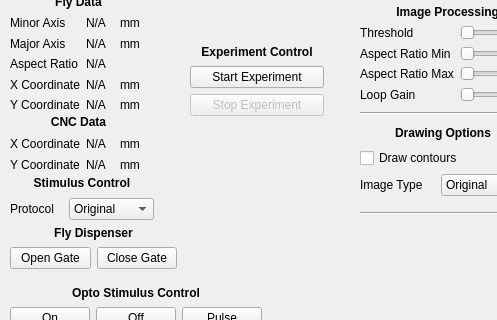
This is qt/main.ui in ClandininLab/flyvr as Qt 5 draws it before an edit; both pictures show x 0 to 497 and y 255 to 575 of the 712 by 711 pixel window. The edited form follows.
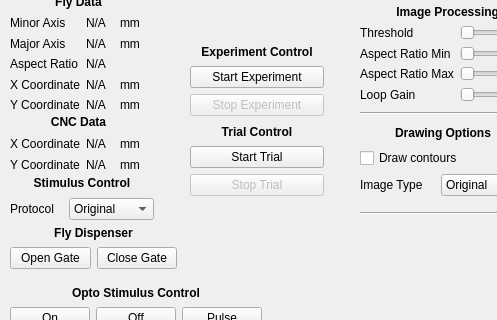
This is the edited form.

Commit message: gui work - experiment and trial logic works with gui

```diff
--- a/qt/main.ui
+++ b/qt/main.ui
@@ -869,6 +869,45 @@
     <string>Quick Start</string>
    </property>
   </widget>
+  <widget class="QWidget" name="gridLayoutWidget_11">
+   <property name="geometry">
+    <rect>
+     <x>190</x>
+     <y>380</y>
+     <width>134</width>
+     <height>71</height>
+    </rect>
+   </property>
+   <layout class="QGridLayout" name="gridLayout_11">
+    <item row="3" column="0">
+     <widget class="QPushButton" name="stop_trial_button">
+      <property name="enabled">
+       <bool>false</bool>
+      </property>
+      <property name="text">
+       <string>Stop Trial</string>
+      </property>
+     </widget>
+    </item>
+    <item row="2" column="0">
+     <widget class="QPushButton" name="start_trial_button">
+      <property name="text">
+       <string>Start Trial</string>
+      </property>
+     </widget>
+    </item>
+    <item row="0" column="0">
+     <widget class="QLabel" name="label_47">
+      <property name="text">
+       <string>&lt;html&gt;&lt;head/&gt;&lt;body&gt;&lt;p&gt;&lt;span style=&quot; font-weight:600;&quot;&gt;Trial Control&lt;/span&gt;&lt;/p&gt;&lt;/body&gt;&lt;/html&gt;</string>
+      </property>
+      <property name="alignment">
+       <set>Qt::AlignCenter</set>
+      </property>
+     </widget>
+    </item>
+   </layout>
+  </widget>
  </widget>
  <resources/>
  <connections/>
```
The commit also changes 5 other files.
